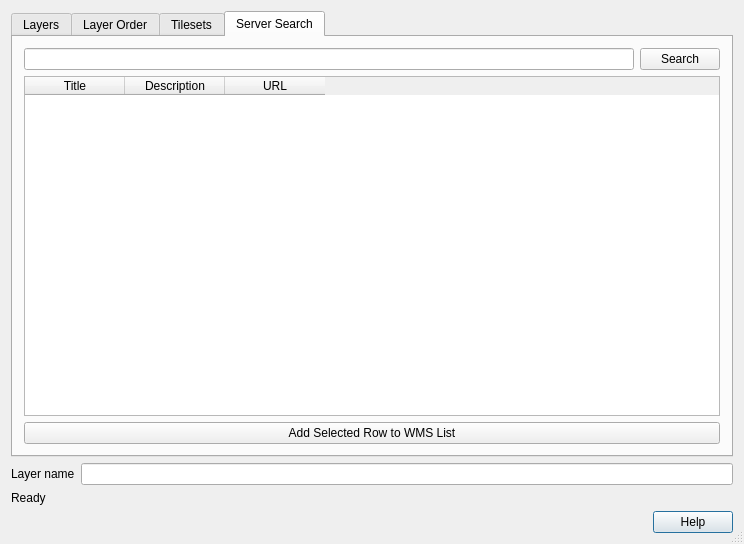
Before: the Qt Designer form src/ui/qgswmssourceselectbase.ui in carsmie/QGIS, drawn with Qt 5.
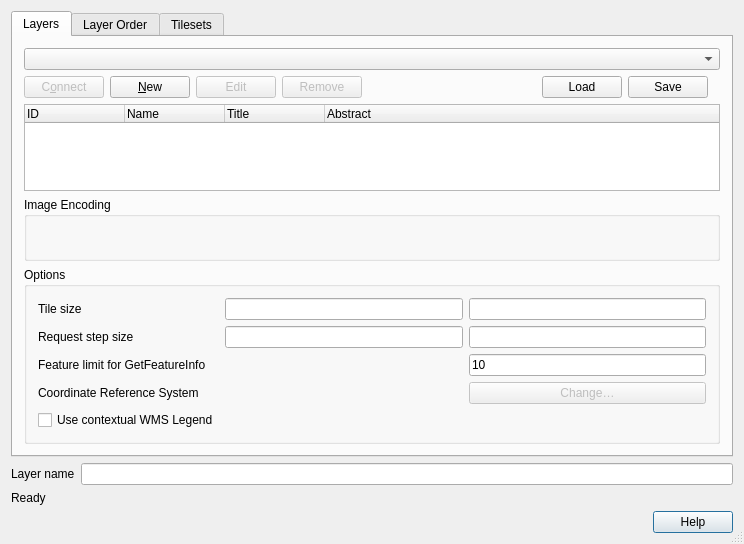
After: the same form once the commit is applied. The open tabs and pages were chosen to show the change. Icons and pictures are not drawn.

Commit message:
[needs-docs] remove Server Search tab from the WMS connections dialog (fix #25660).
As used catalog does not receive updates for years and we already have
more feature rich search with MetaSearch core plugin.

```diff
--- a/src/ui/qgswmssourceselectbase.ui
+++ b/src/ui/qgswmssourceselectbase.ui
@@ -405,64 +405,6 @@
        </item>
       </layout>
      </widget>
-     <widget class="QWidget" name="tabServerSearch">
-      <attribute name="title">
-       <string>Server Search</string>
-      </attribute>
-      <layout class="QGridLayout">
-       <item row="0" column="0">
-        <widget class="QLineEdit" name="leSearchTerm"/>
-       </item>
-       <item row="0" column="1">
-        <widget class="QPushButton" name="btnSearch">
-         <property name="text">
-          <string>Search</string>
-         </property>
-         <property name="default">
-          <bool>true</bool>
-         </property>
-        </widget>
-       </item>
-       <item row="1" column="0" colspan="2">
-        <widget class="QTableWidget" name="tableWidgetWMSList">
-         <property name="selectionMode">
-          <enum>QAbstractItemView::SingleSelection</enum>
-         </property>
-         <property name="selectionBehavior">
-          <enum>QAbstractItemView::SelectRows</enum>
-         </property>
-         <property name="cornerButtonEnabled">
-          <bool>false</bool>
-         </property>
-         <attribute name="verticalHeaderVisible">
-          <bool>false</bool>
-         </attribute>
-         <column>
-          <property name="text">
-           <string>Title</string>
-          </property>
-         </column>
-         <column>
-          <property name="text">
-           <string>Description</string>
-          </property>
-         </column>
-         <column>
-          <property name="text">
-           <string>URL</string>
-          </property>
-         </column>
-        </widget>
-       </item>
-       <item row="2" column="0" colspan="2">
-        <widget class="QPushButton" name="btnAddWMS">
-         <property name="text">
-          <string>Add Selected Row to WMS List</string>
-         </property>
-        </widget>
-       </item>
-      </layout>
-     </widget>
     </widget>
    </item>
    <item row="1" column="0">
```
Left out of the diff: 4 changed lines with no effect on the pictures. The commit also changes 2 other files.
